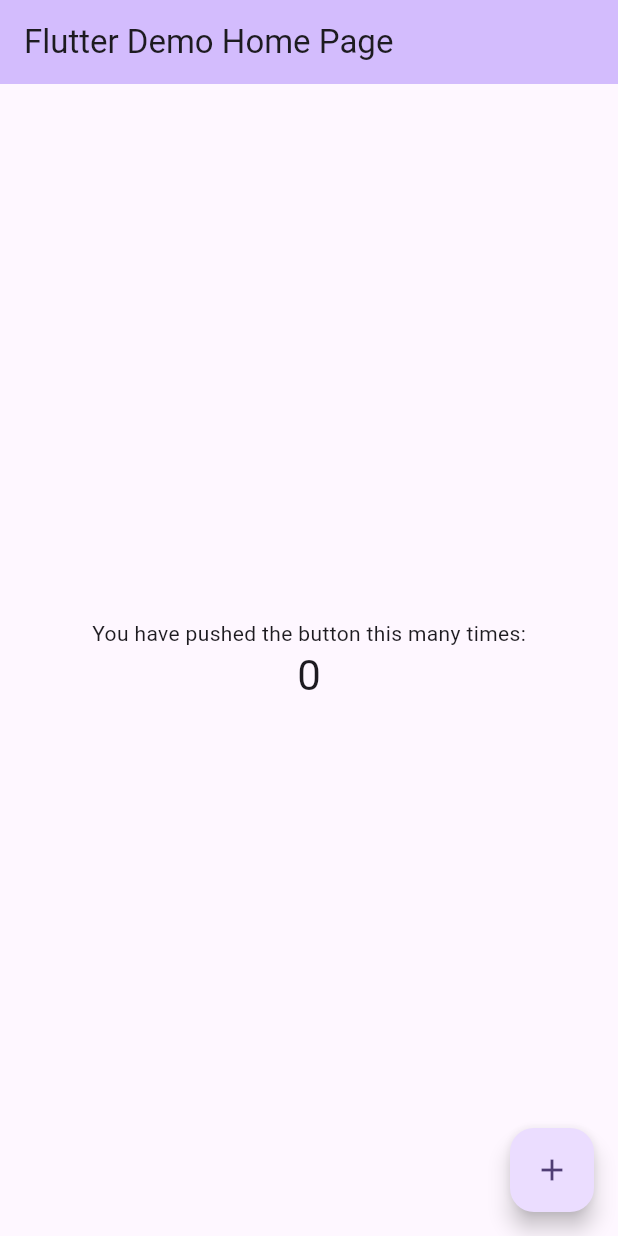
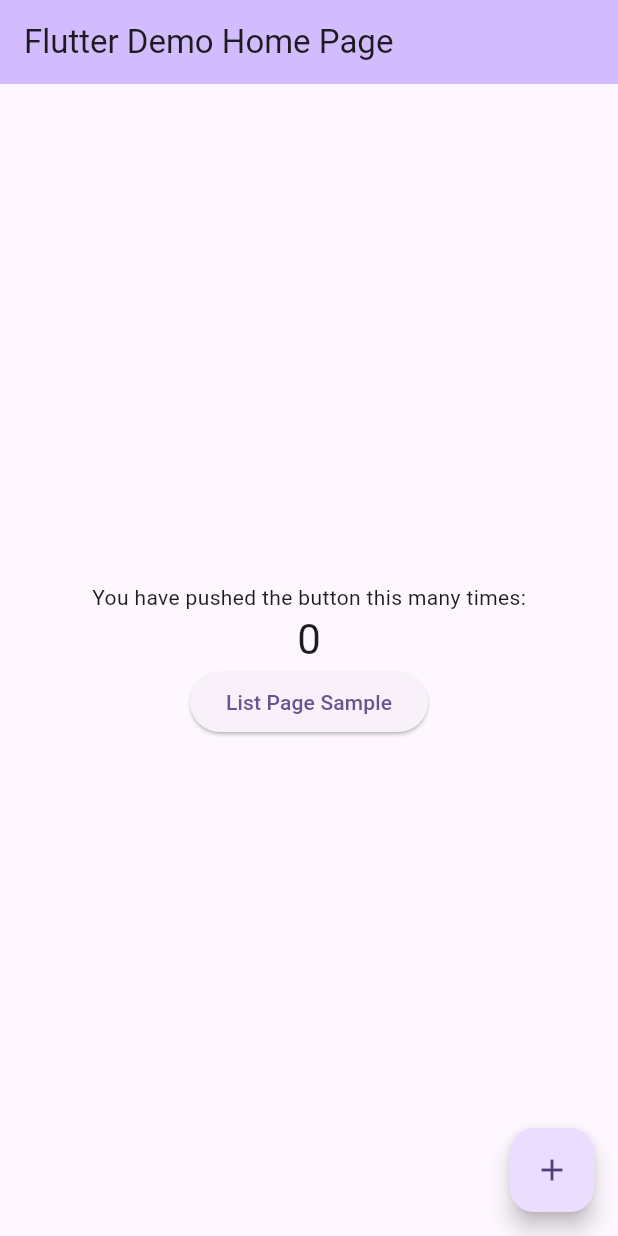
Before and after one commit to YaCpotato/flutter-sample-app, a Flutter app: the screen it shows after launch, on a phone screen of 412 x 824 dp. Run offline on Flutter 3.47's test engine with Material 2 defaults, Android fonts, the phone set to English and light mode, and no system bars.

Commit message:
list追加。ルーティング追加

```diff
--- a/lib/main.dart
+++ b/lib/main.dart
@@ -1,4 +1,5 @@
 import 'package:flutter/material.dart';
+import 'list.dart';
 
 void main() {
   runApp(const MyApp());
@@ -17,6 +18,9 @@ class MyApp extends StatelessWidget {
         useMaterial3: true,
       ),
       home: const MyHomePage(title: 'Flutter Demo Home Page'),
+      routes: {
+        '/list': (context) => const MyListPage(title: "List Test"),
+      },
     );
   }
 }
@@ -57,6 +61,12 @@ class _MyHomePageState extends State<MyHomePage> {
               '$_counter',
               style: Theme.of(context).textTheme.headlineMedium,
             ),
+            ElevatedButton(
+              child: const Text('List Page Sample'),
+              onPressed: () {
+                Navigator.pushNamed(context, '/list');
+              },
+            ),
           ],
         ),
       ),
```
Also changed, not shown: lib/list.dart (added, +51 -0 lines).
